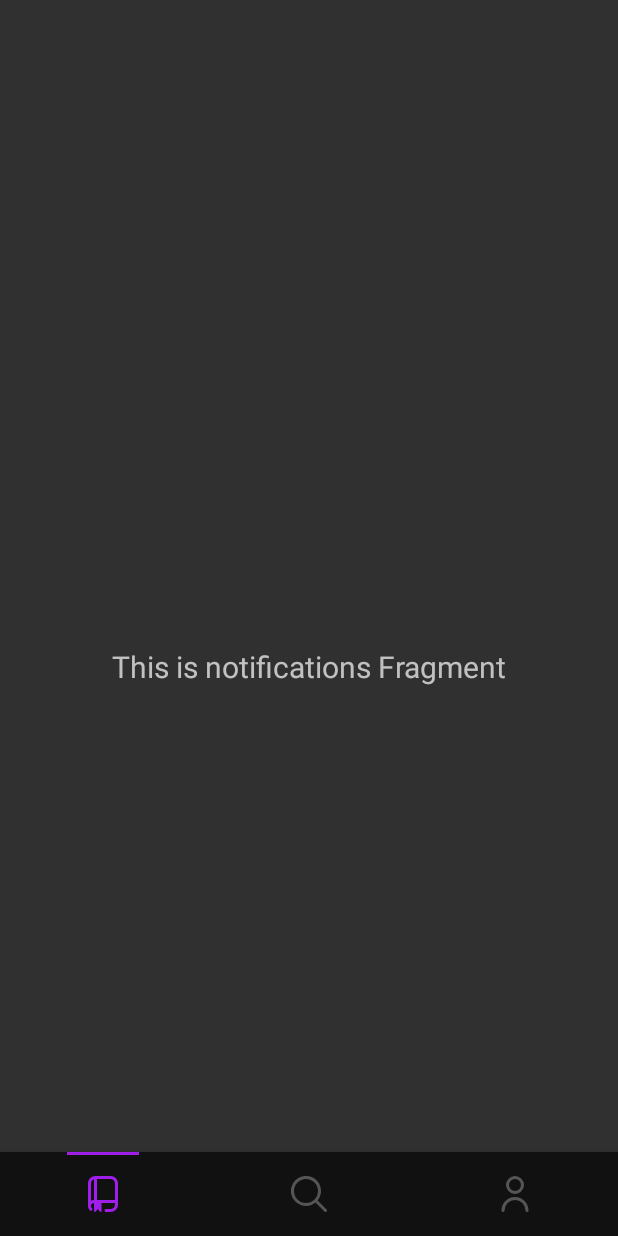
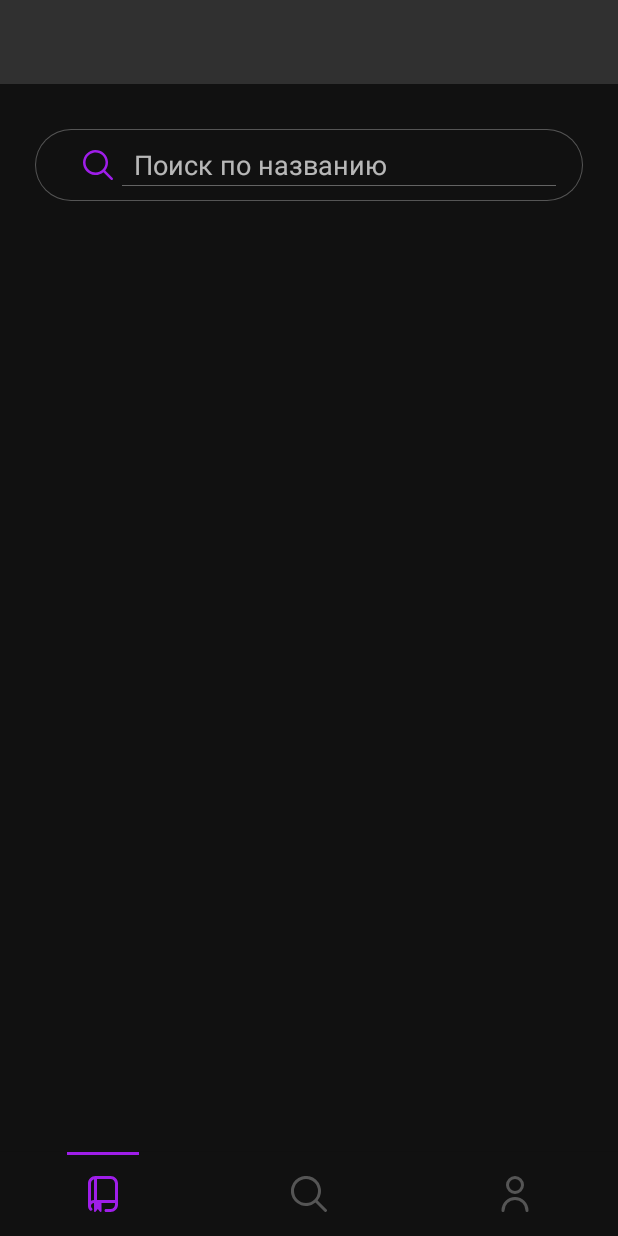
Before and after one commit to Dorim1/MoonRise_mobile, an Android app: the ProfileFragment screen opened through its navigation route, on a phone screen of 412 x 824 dp. Run offline under Robolectric (Android 15) with nearby library versions, the phone set to English and light mode, and no system bars; our stand-ins replace Room's generated code, navigation-ui.

Commit message:
Сделан поиск + разметка на fragment_profile

```diff
--- a/app/src/main/java/com/example/moonrise/data/local/dao/ContentDao.kt
+++ b/app/src/main/java/com/example/moonrise/data/local/dao/ContentDao.kt
@@ -66,6 +66,14 @@
     @Transaction
     @Query("""
     SELECT * FROM content
+    WHERE title LIKE '%' || :query || '%'
+""")
+    fun searchContentWithCategory(query: String): Flow<List<ContentWithCategory>>
+
+
+    @Transaction
+    @Query("""
+    SELECT * FROM content
     WHERE (:category IS NULL OR categoryId IN (
         SELECT id FROM category WHERE name = :category
     ))
--- a/app/src/main/java/com/example/moonrise/ui/list/ListFragment.kt
+++ b/app/src/main/java/com/example/moonrise/ui/list/ListFragment.kt
@@ -4,6 +4,7 @@
 import android.view.LayoutInflater
 import android.view.View
 import android.view.ViewGroup
+import androidx.appcompat.widget.SearchView
 import androidx.fragment.app.Fragment
 import androidx.fragment.app.viewModels
 import androidx.navigation.fragment.findNavController
@@ -32,6 +33,19 @@
         recyclerView = view.findViewById(R.id.itemsList)
         recyclerView.layoutManager = LinearLayoutManager(requireContext())
         recyclerView.adapter = contentAdapter
+
+        val searchView = view.findViewById<SearchView>(R.id.search_in_list)
+        searchView.setOnQueryTextListener(object : SearchView.OnQueryTextListener {
+            override fun onQueryTextSubmit(query: String?): Boolean {
+                query?.let { viewModel.searchContent(it) }
+                return true
+            }
+
+            override fun onQueryTextChange(newText: String?): Boolean {
+                viewModel.searchContent(newText.orEmpty())
+                return true
+            }
+        })
 
         parentFragmentManager.setFragmentResultListener("filterRequest", viewLifecycleOwner) { _, bundle ->
             val selectedGenres = bundle.getStringArrayList("selectedGenres") ?: emptyList<String>()
--- a/app/src/main/java/com/example/moonrise/ui/list/ListViewModel.kt
+++ b/app/src/main/java/com/example/moonrise/ui/list/ListViewModel.kt
@@ -67,9 +67,20 @@
                 ageRating = ageRating,
                 startYear = startYear,
                 endYear = endYear
-            ).first() // ← замена collect
+            ).first()
 
-            _filteredContent.postValue(filtered) // ← результат помещаем в LiveData
+            _filteredContent.postValue(filtered)
+        }
+    }
+
+    fun searchContent(query: String) {
+        viewModelScope.launch(Dispatchers.IO) {
+            val results = if (query.isBlank()) {
+                contentDao.getAllContentWithCategory().first()
+            } else {
+                contentDao.searchContentWithCategory(query).first()
+            }
+            _filteredContent.postValue(results)
         }
     }
 
--- a/app/src/main/java/com/example/moonrise/ui/notifications/NotificationsFragment.kt
+++ b/app/src/main/java/com/example/moonrise/ui/profile/ProfileFragment.kt
@@ -1,4 +1,4 @@
-package com.example.moonrise.ui.notifications
+package com.example.moonrise.ui.profile
 
 import android.os.Bundle
 import android.view.LayoutInflater
@@ -7,11 +7,11 @@
 import android.widget.TextView
 import androidx.fragment.app.Fragment
 import androidx.lifecycle.ViewModelProvider
-import com.example.moonrise.databinding.FragmentNotificationsBinding
+import com.example.moonrise.databinding.FragmentProfileBinding
 
-class NotificationsFragment : Fragment() {
+class ProfileFragment : Fragment() {
 
-    private var _binding: FragmentNotificationsBinding? = null
+    private var _binding: FragmentProfileBinding? = null
 
     // This property is only valid between onCreateView and
     // onDestroyView.
@@ -23,14 +23,12 @@
         savedInstanceState: Bundle?
     ): View {
         val notificationsViewModel =
-            ViewModelProvider(this).get(NotificationsViewModel::class.java)
+            ViewModelProvider(this).get(ProfileViewModel::class.java)
 
-        _binding = FragmentNotificationsBinding.inflate(inflater, container, false)
+        _binding = FragmentProfileBinding.inflate(inflater, container, false)
         val root: View = binding.root
 
-        val textView: TextView = binding.textNotifications
         notificationsViewModel.text.observe(viewLifecycleOwner) {
-            textView.text = it
         }
         return root
     }
--- a/app/src/main/java/com/example/moonrise/ui/notifications/NotificationsViewModel.kt
+++ b/app/src/main/java/com/example/moonrise/ui/profile/ProfileViewModel.kt
@@ -1,10 +1,10 @@
-package com.example.moonrise.ui.notifications
+package com.example.moonrise.ui.profile
 
 import androidx.lifecycle.LiveData
 import androidx.lifecycle.MutableLiveData
 import androidx.lifecycle.ViewModel
 
-class NotificationsViewModel : ViewModel() {
+class ProfileViewModel : ViewModel() {
 
     private val _text = MutableLiveData<String>().apply {
         value = "This is notifications Fragment"
--- a/app/src/main/res/layout/fragment_notifications.xml
+++ /dev/null
@@ -1,22 +0,0 @@
-<?xml version="1.0" encoding="utf-8"?>
-<androidx.constraintlayout.widget.ConstraintLayout xmlns:android="http://schemas.android.com/apk/res/android"
-    xmlns:app="http://schemas.android.com/apk/res-auto"
-    xmlns:tools="http://schemas.android.com/tools"
-    android:layout_width="match_parent"
-    android:layout_height="match_parent"
-    tools:context=".ui.notifications.NotificationsFragment">
-
-    <TextView
-        android:id="@+id/text_notifications"
-        android:layout_width="match_parent"
-        android:layout_height="wrap_content"
-        android:layout_marginStart="8dp"
-        android:layout_marginTop="8dp"
-        android:layout_marginEnd="8dp"
-        android:textAlignment="center"
-        android:textSize="20sp"
-        app:layout_constraintBottom_toBottomOf="parent"
-        app:layout_constraintEnd_toEndOf="parent"
-        app:layout_constraintStart_toStartOf="parent"
-        app:layout_constraintTop_toTopOf="parent" />
-</androidx.constraintlayout.widget.ConstraintLayout>
--- /dev/null
+++ b/app/src/main/res/layout/fragment_profile.xml
@@ -0,0 +1,55 @@
+<?xml version="1.0" encoding="utf-8"?>
+<LinearLayout xmlns:android="http://schemas.android.com/apk/res/android"
+    xmlns:tools="http://schemas.android.com/tools"
+    xmlns:app="http://schemas.android.com/apk/res-auto"
+    android:id="@+id/main"
+    android:layout_width="match_parent"
+    android:layout_height="match_parent"
+    android:orientation="vertical"
+    android:background="@color/gray111"
+    tools:context=".ui.profile.ProfileFragment">
+
+    <androidx.appcompat.widget.SearchView
+        android:id="@+id/search_in_list"
+        android:layout_width="match_parent"
+        android:layout_height="wrap_content"
+        android:background="@drawable/rounded_search_view"
+        android:padding="10dp"
+        app:queryHint="Поиск по названию"
+        app:iconifiedByDefault="false"
+        android:inputType="text"
+        android:layout_marginBottom="8dp"
+        android:layout_marginTop="30dp"
+        android:layout_marginStart="23dp"
+        android:layout_marginEnd="23dp"
+        app:searchIcon="@drawable/customicon"/>
+
+    <androidx.recyclerview.widget.RecyclerView
+        android:id="@+id/recycler_filter"
+        android:layout_width="match_parent"
+        android:layout_height="wrap_content"
+        android:orientation="horizontal"
+        android:layout_marginTop="16dp"
+        android:paddingStart="16dp"
+        android:paddingEnd="16dp"
+        android:scrollbars="none"
+        />
+
+    <TextView
+        android:id="@+id/emptyMessage"
+        android:layout_width="wrap_content"
+        android:layout_height="wrap_content"
+        android:layout_gravity="center"
+        android:layout_margin="50dp"
+        android:text="Здесь пока ничего нет (・・ ) ? "
+        android:visibility="gone" />
+
+    <androidx.recyclerview.widget.RecyclerView
+        android:id="@+id/itemsList"
+        android:layout_width="match_parent"
+        android:layout_height="0dp"
+        android:layout_weight="1"
+        android:layout_marginTop="33dp" />
+
+
+</LinearLayout>
--- a/app/src/main/res/navigation/mobile_navigation.xml
+++ b/app/src/main/res/navigation/mobile_navigation.xml
@@ -31,8 +31,8 @@
         tools:layout="@layout/fragment_item" />
 
     <fragment
-        android:id="@+id/navigation_notifications"
-        android:name="com.example.moonrise.ui.notifications.NotificationsFragment"
+        android:id="@+id/navigation_profile"
+        android:name="com.example.moonrise.ui.profile.ProfileFragment"
         android:label="@string/title_notifications"
-        tools:layout="@layout/fragment_notifications" />
+        tools:layout="@layout/fragment_profile" />
 </navigation>
```
Also changed, not shown: app/src/main/java/com/example/moonrise/ui/list/ContentAdapter.kt (+7 -6 lines), app/src/main/res/drawable/filter_selected_background.xml (added, +18 -0 lines), app/src/main/res/layout/filter_item.xml (added, +26 -0 lines).
